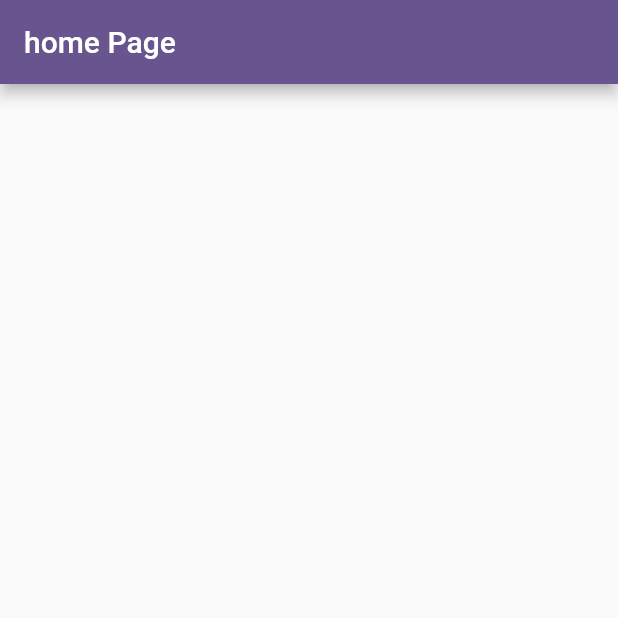
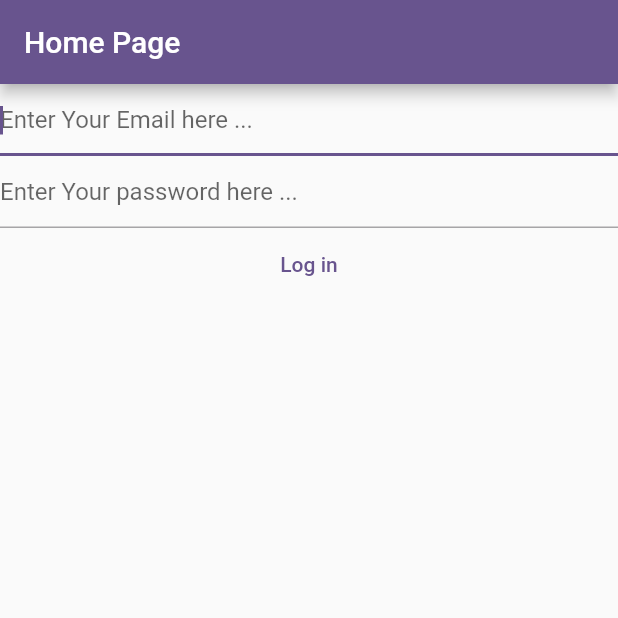
Before and after one commit to 53huzefa-zeenwala/State-Managment-Flutter, a Flutter app: the screen it shows after launch, on a phone screen of 412 x 824 dp, the top half of it. Run offline on Flutter 3.47's test engine with Material 2 defaults, Android fonts, the phone set to English and light mode, and no system bars; our stand-ins replace bloc, flutter_bloc, flutter_hooks, flutter_redux, redux.

Commit message:
completed about_bloc_second

```diff
--- /dev/null
+++ b/about_bloc/about_cubit_second/lib/apis/login_apis.dart
@@ -0,0 +1,24 @@
+import 'package:about_cubit_pac/models/login_handle.dart';
+import 'package:flutter/foundation.dart' show immutable;
+
+@immutable
+abstract class LoginApiProtocol {
+  const LoginApiProtocol();
+
+  Future<LoginHandle?> login({required String email, required String password});
+}
+
+@immutable
+class LoginApi implements LoginApiProtocol {
+  @override
+  Future<LoginHandle?> login({
+    required String email,
+    required String password,
+  }) =>
+      Future.delayed(
+        const Duration(seconds: 5),
+        () => email == 'foo@bar.com' && password == 'foobar',
+      ).then(
+        (isLoggedIn) => isLoggedIn ? const LoginHandle.fooBar() : null,
+      );
+}
--- /dev/null
+++ b/about_bloc/about_cubit_second/lib/apis/notes_apis.dart
@@ -0,0 +1,21 @@
+import 'package:about_cubit_pac/models/login_handle.dart';
+import 'package:flutter/foundation.dart' show immutable;
+
+@immutable
+abstract class NotesApiProtocol {
+  const NotesApiProtocol();
+
+  Future<Iterable<Note>?> getNotes({required LoginHandle loginHandle});
+}
+
+@immutable
+class NotesApi implements NotesApiProtocol {
+  @override
+  Future<Iterable<Note>?> getNotes({
+    required LoginHandle loginHandle,
+  }) =>
+      Future.delayed(
+        const Duration(seconds: 5),
+        () => loginHandle == const LoginHandle.fooBar() ? mockNotes : null,
+      );
+}
--- /dev/null
+++ b/about_bloc/about_cubit_second/lib/bloc/actions.dart
@@ -0,0 +1,19 @@
+import 'package:flutter/foundation.dart' show immutable;
+
+@immutable
+abstract class AppAction {
+  const AppAction();
+}
+
+@immutable
+class LoginAction implements AppAction {
+  final String email;
+  final String password;
+
+  const LoginAction({required this.email, required this.password});
+}
+
+@immutable
+class LoadNotesAction implements AppAction {
+  const LoadNotesAction();
+}
--- /dev/null
+++ b/about_bloc/about_cubit_second/lib/bloc/app_state.dart
@@ -0,0 +1,23 @@
+import 'package:about_cubit_pac/models/login_handle.dart';
+import 'package:flutter/foundation.dart' show immutable;
+
+@immutable
+class AppState {
+  final bool isLoading;
+  final LoginError? loginError;
+  final LoginHandle? loginHandle;
+  final Iterable<Note>? fetchedNotes;
+
+  const AppState.empty()
+      : fetchedNotes = null,
+        isLoading = false,
+        loginError = null,
+        loginHandle = null;
+
+  const AppState({
+    required this.isLoading,
+    required this.loginError,
+    required this.loginHandle,
+    required this.fetchedNotes,
+  });
+}
--- /dev/null
+++ b/about_bloc/about_cubit_second/lib/dialog/loading_screen_controller.dart
@@ -0,0 +1,15 @@
+import 'package:flutter/foundation.dart' show immutable;
+
+typedef CloseLoadingScreen = bool Function();
+typedef UpdatingLoadingScreen = bool Function(String text);
+
+@immutable
+class LoadingScreenController {
+  final CloseLoadingScreen close;
+  final UpdatingLoadingScreen update;
+
+  const LoadingScreenController({
+    required this.close,
+    required this.update,
+  });
+}
--- a/about_bloc/about_cubit_second/lib/main.dart
+++ b/about_bloc/about_cubit_second/lib/main.dart
@@ -1,5 +1,14 @@
+import 'package:about_cubit_pac/apis/login_apis.dart';
+import 'package:about_cubit_pac/apis/notes_apis.dart';
+import 'package:about_cubit_pac/bloc/actions.dart';
+import 'package:about_cubit_pac/bloc/app_bloc.dart';
+import 'package:about_cubit_pac/bloc/app_state.dart';
+import 'package:about_cubit_pac/dialog/generic_dialog.dart';
+import 'package:about_cubit_pac/dialog/loading_screen.dart';
+import 'package:about_cubit_pac/strings.dart';
+import 'package:about_cubit_pac/views/iterable_list_view.dart';
+import 'package:about_cubit_pac/views/login.dart';
 import 'package:flutter/material.dart';
-import 'package:bloc/bloc.dart';
 import 'package:flutter_bloc/flutter_bloc.dart';
 // import 'package:bl';
 
@@ -31,9 +40,56 @@ class HomePage extends StatefulWidget {
 class _HomePageState extends State<HomePage> {
   @override
   Widget build(BuildContext context) {
-    return Scaffold(
-      appBar: AppBar(
-        title: Text("home Page"),
+    return BlocProvider(
+      create: (context) => AppBloc(loginApi: LoginApi(), notesApi: NotesApi()),
+      child: Scaffold(
+        appBar: AppBar(
+          title: const Text(homePage),
+        ),
+        body: BlocConsumer<AppBloc, AppState>(
+          listener: (context, appState) {
+            if (appState.isLoading) {
+              LoadingScreen.instance().show(context: context, text: pleaseWait);
+            } else {
+              LoadingScreen.instance().hide();
+            }
+
+            // display error
+            final loginError = appState.loginError;
+            if (loginError != null) {
+              showGenericDialog(
+                context: context,
+                title: loginErrorDialogTitle,
+                content: loginErrorDialogContent,
+                optionsBuilder: () => {ok: true},
+              );
+            }
+            print([
+              appState.isLoading,
+              appState.loginError,
+              appState.loginHandle,
+              appState.fetchedNotes,
+            ]);
+            if (appState.isLoading == false &&
+                appState.loginError == null &&
+                appState.loginHandle != null &&
+                appState.fetchedNotes == null) {
+              context.read<AppBloc>().add(const LoadNotesAction());
+            }
+          },
+          builder: (context, appState) {
+            final notes = appState.fetchedNotes;
+            if (notes == null) {
+              return LoginView((email, password) {
+                context.read<AppBloc>().add(
+                      LoginAction(email: email, password: password),
+                    );
+              });
+            } else {
+              return notes.toListView();
+            }
+          },
+        ),
       ),
     );
   }
--- /dev/null
+++ b/about_bloc/about_cubit_second/lib/models/login_handle.dart
@@ -0,0 +1,40 @@
+import 'package:flutter/foundation.dart' show immutable;
+
+@immutable
+class LoginHandle {
+  final String token;
+
+  const LoginHandle({
+    required this.token,
+  });
+
+  const LoginHandle.fooBar() : token = 'Foobar';
+
+  @override
+  bool operator ==(covariant LoginHandle other) => token == other.token;
+
+  @override
+  int get hashCode => token.hashCode;
+
+  @override
+  String toString() => '$token token';
+}
+
+enum LoginError { invalidHandle }
+
+@immutable
+class Note {
+  final String title;
+
+  const Note({
+    required this.title,
+  });
+
+  @override
+  String toString() => 'Note $title';
+}
+
+final mockNotes = Iterable.generate(
+  3,
+  (i) => Note(title: 'Note ${i + 1}'),
+);
--- /dev/null
+++ b/about_bloc/about_cubit_second/lib/strings.dart
@@ -0,0 +1,20 @@
+const String emailPasswordEmptyDialogTitle =
+    'please fill in both bth email and password';
+
+const String emailOrPasswordEmptyDescription =
+    'You seem to have forgotten to enter email or password';
+
+const String loginErrorDialogTitle = 'Login error';
+
+const String loginErrorDialogContent =
+    'invalid email/password combination Please try again with different credentials';
+
+const String pleaseWait = 'Please Wait....';
+
+const String enterYourPassword = 'Enter Your password here ...';
+const String enterYourEmail = 'Enter Your Email here ...';
+const String ok = 'ok';
+
+const String login = 'Log in';
+
+const String homePage = 'Home Page';
--- /dev/null
+++ b/about_bloc/about_cubit_second/lib/views/email_text_field.dart
@@ -0,0 +1,21 @@
+import 'package:about_cubit_pac/strings.dart';
+import 'package:flutter/material.dart';
+
+class EmailTextField extends StatelessWidget {
+  final TextEditingController emailController;
+
+  const EmailTextField({super.key, required this.emailController});
+
+  @override
+  Widget build(BuildContext context) {
+    return TextField(
+      controller: emailController,
+      keyboardType: TextInputType.emailAddress,
+      autocorrect: false,
+      autofocus: true,
+      decoration: const InputDecoration(
+        hintText: enterYourEmail,
+      ),
+    );
+  }
+}
--- /dev/null
+++ b/about_bloc/about_cubit_second/lib/views/login.dart
@@ -0,0 +1,28 @@
+import 'package:about_cubit_pac/views/email_text_field.dart';
+import 'package:about_cubit_pac/views/login_button.dart';
+import 'package:about_cubit_pac/views/password_text_field.dart';
+import 'package:flutter/widgets.dart';
+import 'package:flutter_hooks/flutter_hooks.dart';
+
+class LoginView extends HookWidget {
+  final OnLoginTapped onLoginTapped;
+
+  const LoginView(this.onLoginTapped, {super.key});
+
+  @override
+  Widget build(BuildContext context) {
+    final emailController = useTextEditingController();
+    final passwordController = useTextEditingController();
+    return Column(
+      children: [
+        EmailTextField(emailController: emailController),
+        PasswordTextField(passwordController: passwordController),
+        LoginButton(
+          onLoginTapped: onLoginTapped,
+          emailController: emailController,
+          passwordController: passwordController,
+        ),
+      ],
+    );
+  }
+}
--- /dev/null
+++ b/about_bloc/about_cubit_second/lib/views/login_button.dart
@@ -0,0 +1,45 @@
+import 'package:about_cubit_pac/dialog/generic_dialog.dart';
+import 'package:about_cubit_pac/strings.dart';
+import 'package:flutter/material.dart';
+
+typedef OnLoginTapped = void Function(
+  String email,
+  String password,
+);
+
+class LoginButton extends StatelessWidget {
+  final OnLoginTapped onLoginTapped;
+  final TextEditingController emailController;
+  final TextEditingController passwordController;
+
+  const LoginButton({
+    super.key,
+    required this.onLoginTapped,
+    required this.emailController,
+    required this.passwordController,
+  });
+
+  @override
+  Widget build(BuildContext context) {
+    return TextButton(
+      onPressed: () {
+        final email = emailController.text;
+        final password = passwordController.text;
+
+        if (email.isEmpty || password.isEmpty) {
+          showGenericDialog(
+            context: context,
+            title: emailPasswordEmptyDialogTitle,
+            content: emailOrPasswordEmptyDescription,
+            optionsBuilder: () => {
+              ok: true,
+            },
+          );
+        } else {
+          onLoginTapped(email, password);
+        }
+      },
+      child: const Text(login),
+    );
+  }
+}
--- /dev/null
+++ b/about_bloc/about_cubit_second/lib/views/password_text_field.dart
@@ -0,0 +1,19 @@
+import 'package:about_cubit_pac/strings.dart';
+import 'package:flutter/material.dart';
+
+class PasswordTextField extends StatelessWidget {
+  final TextEditingController passwordController;
+
+  const PasswordTextField({super.key, required this.passwordController});
+
+  @override
+  Widget build(BuildContext context) {
+    return TextField(
+      controller: passwordController,
+      obscureText: true,
+      decoration: const InputDecoration(
+        hintText: enterYourPassword,
+      ),
+    );
+  }
+}
--- a/about_bloc/about_cubit_second/pubspec.yaml
+++ b/about_bloc/about_cubit_second/pubspec.yaml
@@ -37,6 +37,7 @@ dependencies:
   cupertino_icons: ^1.0.2
   bloc: ^8.1.2
   flutter_bloc: ^8.1.3
+  flutter_hooks: ^0.20.3
 
 dev_dependencies:
   flutter_test:
```
Also changed, not shown: about_bloc/about_cubit_second/lib/bloc/app_bloc.dart (added, +79 -0 lines), about_bloc/about_cubit_second/lib/dialog/generic_dialog.dart (added, +35 -0 lines), about_bloc/about_cubit_second/lib/dialog/loading_screen.dart (added, +104 -0 lines), about_bloc/about_cubit_second/lib/views/iterable_list_view.dart (added, +24 -0 lines), about_bloc/about_cubit_second/pubspec.lock.
